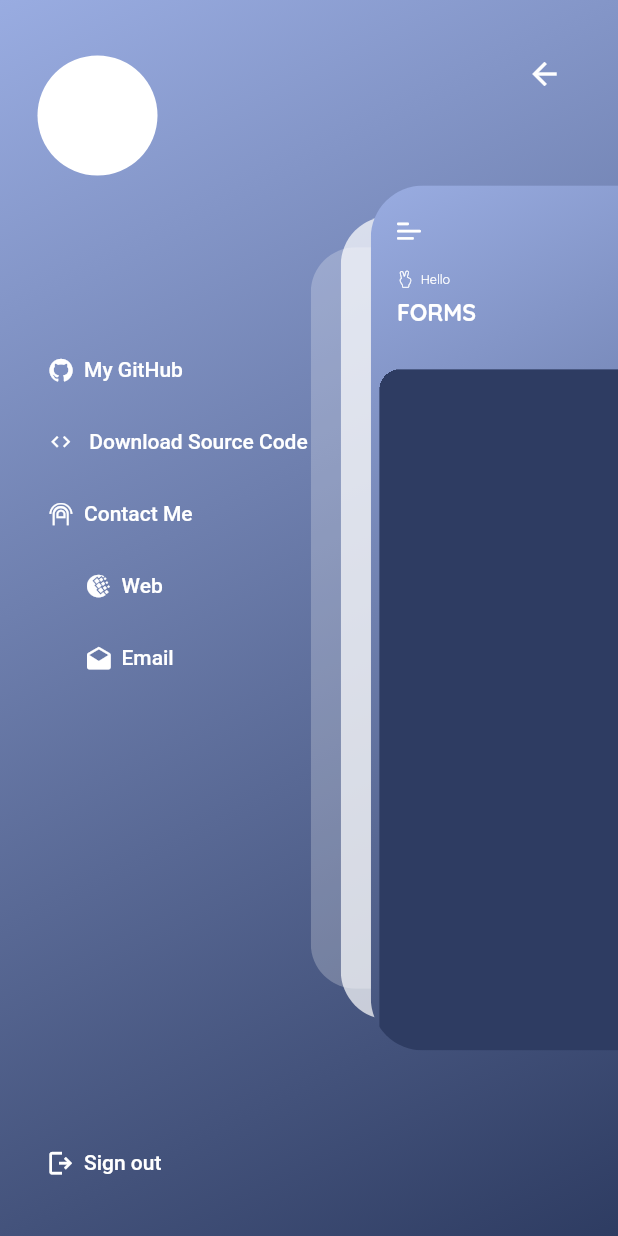
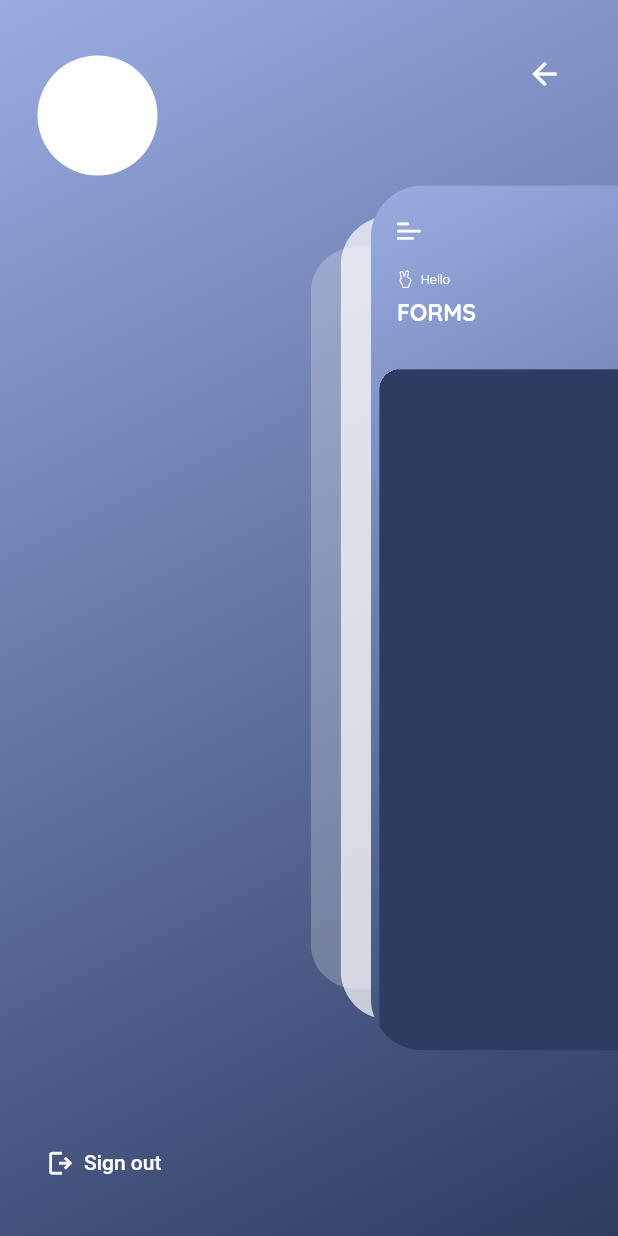
Before and after one commit to MobileComputingCollectlyApp/collectly-app, a Flutter app: the FormScreen screen opened by its route, after a tap on an icon or button, on a phone screen of 412 x 824 dp. Run offline on Flutter 3.47's test engine with Material 2 defaults, Android fonts, the light colour scheme and no system bars; drawn by our look-alikes of flutter_zoom_drawer, liquid_pull_to_refresh; our stand-ins replace cloud_firestore, firebase_auth, firebase_core, firebase_storage, flutter_local_notifications, flutter_svg and 5 more; missing offline and left inert: easy_separator; accounts and stored records are empty; project files that could hold a hidden picture were left out.

Commit message:
complete signin flow

```diff
--- a/app/study_app/lib/controllers/common/drawer_controller.dart
+++ b/app/study_app/lib/controllers/common/drawer_controller.dart
@@ -2,7 +2,6 @@ import 'package:firebase_auth/firebase_auth.dart';
 import 'package:flutter_zoom_drawer/flutter_zoom_drawer.dart';
 import 'package:get/get.dart';
 import 'package:collectly/controllers/auth_controller.dart';
-import 'package:url_launcher/url_launcher.dart';
 
 class MyDrawerController extends GetxController {
   final zoomDrawerController = ZoomDrawerController();
@@ -21,33 +20,9 @@ class MyDrawerController extends GetxController {
     Get.find<AuthController>().navigateToLogin();
   }
 
-  void github() {
-    _launch('https://github.com/');
-  }
-
-  void email() {
-    final Uri emailLaunchUri = Uri(
-      scheme: 'mailto',
-      path: 'info@dbestech.com',
-    );
-    _launch(emailLaunchUri.toString());
-  }
-
-  void downloadSourceCode() {
-    _launch('https://github.com/');
-  }
-
   @override
   void onReady() {
     user.value = Get.find<AuthController>().getUser();
     super.onReady();
   }
-
-  Future<void> _launch(String url) async {
-    if (!await launch(
-      url,
-    )) {
-      throw 'Could not launch $url';
-    }
-  }
 }
--- a/app/study_app/lib/screens/form/custom_drawer.dart
+++ b/app/study_app/lib/screens/form/custom_drawer.dart
@@ -78,39 +78,16 @@ class CustomDrawer extends GetView<MyDrawerController> {
                                 fontSize: 18,
                                 color: kOnSurfaceTextColor)),
                   ),
+                  Obx(
+                    () => controller.user.value == null
+                        ? const SizedBox()
+                        : Text(controller.user.value!.email ?? '',
+                            style: const TextStyle(
+                                fontWeight: FontWeight.w900,
+                                fontSize: 15,
+                                color: kOnSurfaceTextColor)),
+                  ),
                   const Spacer(flex: 1),
-                  _DrawerButton(
-                      onPressed: () => controller.github(),
-                      icon: AppIcons.github,
-                      label: 'My GitHub'),
-                  _DrawerButton(
-                    icon: Icons.code,
-                    label: ' Download Source Code',
-                    onPressed: () => controller.downloadSourceCode(),
-                  ),
-                  _DrawerButton(
-                      icon: AppIcons.contact,
-                      label: 'Contact Me',
-                      onPressed: () {}),
-                  Padding(
-                    padding: const EdgeInsets.only(left: 25),
-                    child: Column(
-                      crossAxisAlignment: CrossAxisAlignment.stretch,
-                      children: [
-                        _DrawerButton(
-                            icon: AppIcons.web, label: 'Web', onPressed: () {}),
-                        _DrawerButton(
-                            icon: AppIcons.email,
-                            label: 'Email',
-                            onPressed: () => controller.email()),
-                        // _DrawerButton(
-                        //     icon: AppIcons.github,
-                        //     label: 'GitHub',
-                        //     onPressed: () {}),
-                      ],
-                    ),
-                  ),
-                  const Spacer(flex: 4),
                   _DrawerButton(
                     icon: AppIcons.logout,
                     label: 'Sign out',
--- a/app/study_app/lib/screens/home/custom_drawer.dart
+++ b/app/study_app/lib/screens/home/custom_drawer.dart
@@ -2,7 +2,6 @@ import 'package:flutter/material.dart';
 import 'package:get/get.dart';
 import 'package:collectly/configs/configs.dart';
 import 'package:collectly/controllers/controllers.dart';
-import 'package:collectly/screens/auth_and_profile/profile_screen.dart';
 
 class CustomDrawer extends GetView<MyDrawerController> {
   const CustomDrawer({Key? key}) : super(key: key);
@@ -39,19 +38,18 @@ class CustomDrawer extends GetView<MyDrawerController> {
                       ? TextButton.icon(
                           icon: const Icon(Icons.login_rounded),
                           style: TextButton.styleFrom(
-                              padding: const EdgeInsets.symmetric(
-                                  vertical: 10, horizontal: 15),
-                              elevation: 0,
-                              backgroundColor: Colors.white.withOpacity(0.5),
-                              primary: Colors.white),
+                            padding: const EdgeInsets.symmetric(
+                                vertical: 10, horizontal: 15),
+                            elevation: 0,
+                            backgroundColor: Colors.white.withOpacity(0.5),
+                            primary: Colors.white,
+                          ),
                           onPressed: () {
                             controller.signIn();
                           },
                           label: const Text("Sign in"))
                       : GestureDetector(
-                          onTap: () {
-                            Get.toNamed(ProfileScreen.routeName);
-                          },
+                          onTap: () {},
                           child: Align(
                             alignment: Alignment.centerLeft,
                             child: Padding(
@@ -78,39 +76,16 @@ class CustomDrawer extends GetView<MyDrawerController> {
                                 fontSize: 18,
                                 color: kOnSurfaceTextColor)),
                   ),
+                  Obx(
+                    () => controller.user.value == null
+                        ? const SizedBox()
+                        : Text(controller.user.value!.email ?? '',
+                            style: const TextStyle(
+                                fontWeight: FontWeight.w900,
+                                fontSize: 15,
+                                color: kOnSurfaceTextColor)),
+                  ),
                   const Spacer(flex: 1),
-                  _DrawerButton(
-                      onPressed: () => controller.github(),
-                      icon: AppIcons.github,
-                      label: 'My GitHub'),
-                  _DrawerButton(
-                    icon: Icons.code,
-                    label: ' Download Source Code',
-                    onPressed: () => controller.downloadSourceCode(),
-                  ),
-                  _DrawerButton(
-                      icon: AppIcons.contact,
-                      label: 'Contact Me',
-                      onPressed: () {}),
-                  Padding(
-                    padding: const EdgeInsets.only(left: 25),
-                    child: Column(
-                      crossAxisAlignment: CrossAxisAlignment.stretch,
-                      children: [
-                        _DrawerButton(
-                            icon: AppIcons.web, label: 'Web', onPressed: () {}),
-                        _DrawerButton(
-                            icon: AppIcons.email,
-                            label: 'Email',
-                            onPressed: () => controller.email()),
-                        // _DrawerButton(
-                        //     icon: AppIcons.github,
-                        //     label: 'GitHub',
-                        //     onPressed: () {}),
-                      ],
-                    ),
-                  ),
-                  const Spacer(flex: 4),
                   _DrawerButton(
                     icon: AppIcons.logout,
                     label: 'Sign out',
--- a/app/study_app/pubspec.yaml
+++ b/app/study_app/pubspec.yaml
@@ -30,7 +30,6 @@ dependencies:
   flutter_local_notifications: ^9.2.0
   path_provider: ^2.0.8
   http: ^0.13.4
-  url_launcher: ^6.0.18
 
 
 
```
Also changed, not shown: app/study_app/lib/controllers/auth_controller.dart (+7 -5 lines), app/study_app/lib/screens/onboarding/app_indroduction_screen.dart (+11 -6 lines), app/study_app/pubspec.lock.
